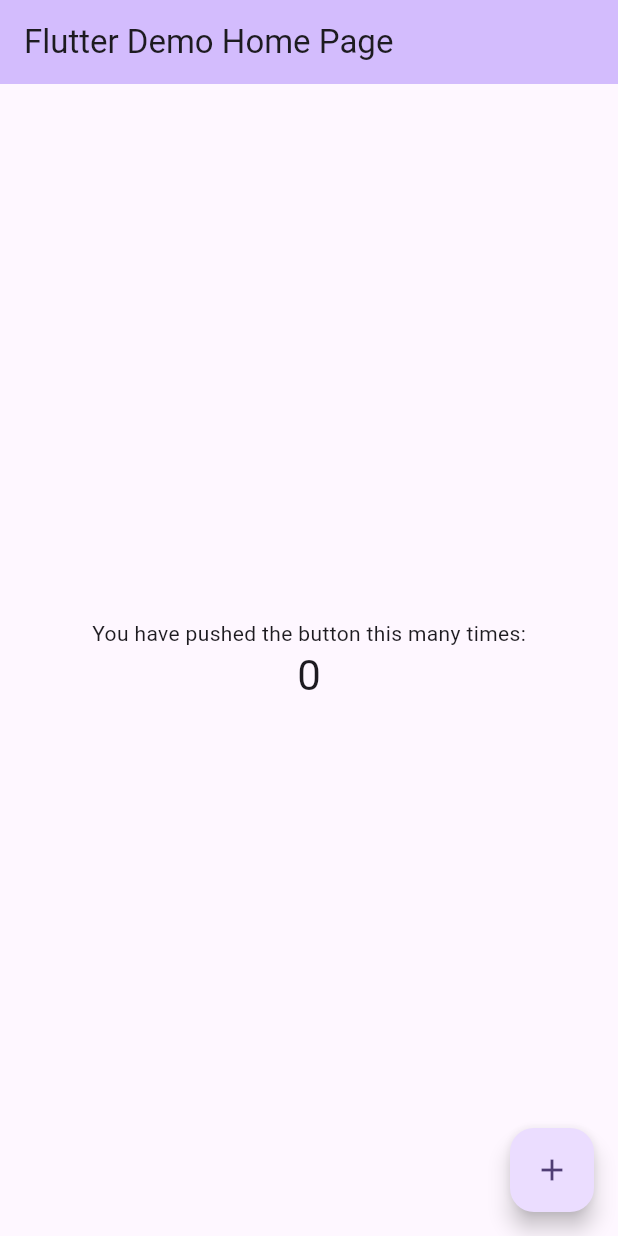
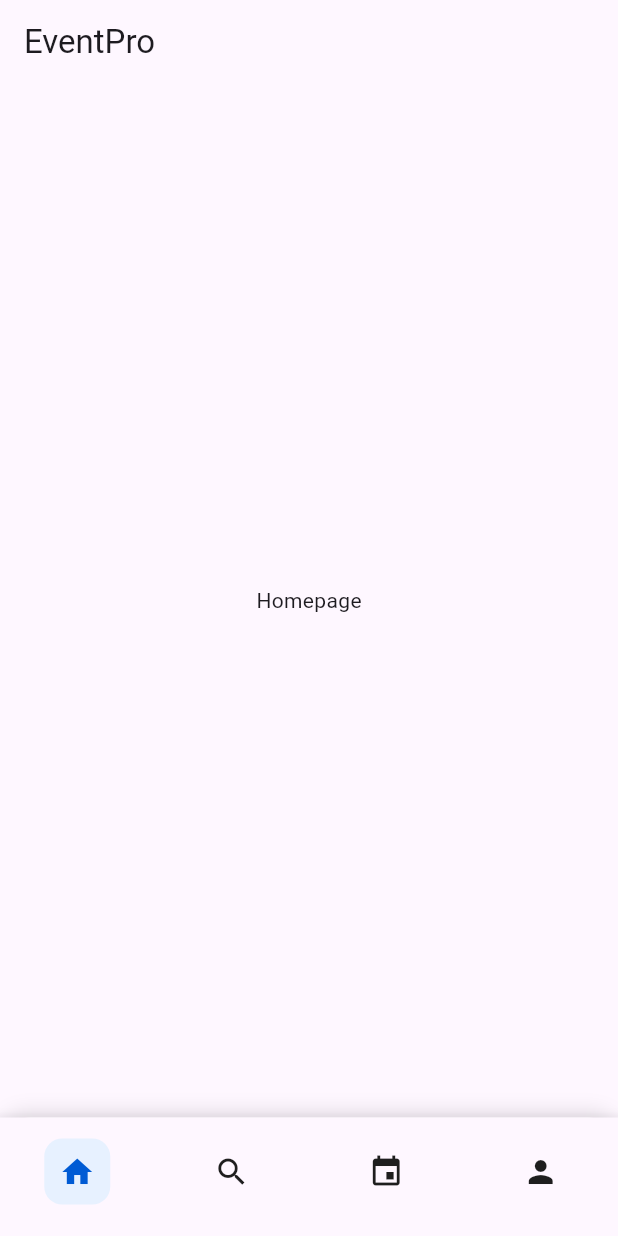
Before and after one commit to imMuriloNeres/eventpro-client, a Flutter app: the screen it shows after launch, on a phone screen of 412 x 824 dp. Run offline on Flutter 3.47's test engine with Material 3 defaults, Android fonts, the light colour scheme and no system bars; our stand-ins replace go_router.

Commit message:
Rotas com go_router/ShellRouter BottomNavigationBar

```diff
--- /dev/null
+++ b/lib/core/routes/router.dart
@@ -0,0 +1,39 @@
+import 'package:eventpro_app/screens/events_screen.dart';
+import 'package:eventpro_app/screens/homepage_screen.dart';
+import 'package:eventpro_app/screens/profile_screen.dart';
+import 'package:eventpro_app/screens/search_screen.dart';
+import 'package:eventpro_app/widgets/main_scaffold.dart';
+import 'package:go_router/go_router.dart';
+
+final GoRouter router = GoRouter(
+  initialLocation: '/home',
+  routes: [
+    ShellRoute(
+      builder: (context, state, child) {
+        return MainScaffold(child: child);
+      },
+      routes: [
+        GoRoute(
+          path: '/home',
+          name: 'home',
+          builder: (context, state) => HomePage(),
+        ),
+        GoRoute(
+          path: '/search',
+          name: 'search',
+          builder: (context, state) => SearchScreen(),
+        ),
+        GoRoute(
+          path: '/events',
+          name: 'events',
+          builder: (context, state) => EventScreen(),
+        ),
+        GoRoute(
+          path: '/profile',
+          name: 'profile',
+          builder: (context, state) => ProfileScreen(),
+        ),
+      ],
+    ),
+  ],
+);
--- a/lib/main.dart
+++ b/lib/main.dart
@@ -1,3 +1,4 @@
+import 'package:eventpro_app/core/routes/router.dart';
 import 'package:flutter/material.dart';
 
 void main() {
@@ -7,116 +8,11 @@ void main() {
 class MyApp extends StatelessWidget {
   const MyApp({super.key});
 
-  // This widget is the root of your application.
   @override
   Widget build(BuildContext context) {
-    return MaterialApp(
-      title: 'Flutter Demo',
-      theme: ThemeData(
-        // This is the theme of your application.
-        //
-        // TRY THIS: Try running your application with "flutter run". You'll see
-        // the application has a purple toolbar. Then, without quitting the app,
-        // try changing the seedColor in the colorScheme below to Colors.green
-        // and then invoke "hot reload" (save your changes or press the "hot
-        // reload" button in a Flutter-supported IDE, or press "r" if you used
-        // the command line to start the app).
-        //
-        // Notice that the counter didn't reset back to zero; the application
-        // state is not lost during the reload. To reset the state, use hot
-        // restart instead.
-        //
-        // This works for code too, not just values: Most code changes can be
-        // tested with just a hot reload.
-        colorScheme: ColorScheme.fromSeed(seedColor: Colors.deepPurple),
-      ),
-      home: const MyHomePage(title: 'Flutter Demo Home Page'),
+    return MaterialApp.router(
+      routerConfig: router,
+      debugShowCheckedModeBanner: false,
     );
   }
 }
-
-class MyHomePage extends StatefulWidget {
-  const MyHomePage({super.key, required this.title});
-
-  // This widget is the home page of your application. It is stateful, meaning
-  // that it has a State object (defined below) that contains fields that affect
-  // how it looks.
-
-  // This class is the configuration for the state. It holds the values (in this
-  // case the title) provided by the parent (in this case the App widget) and
-  // used by the build method of the State. Fields in a Widget subclass are
-  // always marked "final".
-
-  final String title;
-
-  @override
-  State<MyHomePage> createState() => _MyHomePageState();
-}
-
-class _MyHomePageState extends State<MyHomePage> {
-  int _counter = 0;
-
-  void _incrementCounter() {
-    setState(() {
-      // This call to setState tells the Flutter framework that something has
-      // changed in this State, which causes it to rerun the build method below
-      // so that the display can reflect the updated values. If we changed
-      // _counter without calling setState(), then the build method would not be
-      // called again, and so nothing would appear to happen.
-      _counter++;
-    });
-  }
-
-  @override
-  Widget build(BuildContext context) {
-    // This method is rerun every time setState is called, for instance as done
-    // by the _incrementCounter method above.
-    //
-    // The Flutter framework has been optimized to make rerunning build methods
-    // fast, so that you can just rebuild anything that needs updating rather
-    // than having to individually change instances of widgets.
-    return Scaffold(
-      appBar: AppBar(
-        // TRY THIS: Try changing the color here to a specific color (to
-        // Colors.amber, perhaps?) and trigger a hot reload to see the AppBar
-        // change color while the other colors stay the same.
-        backgroundColor: Theme.of(context).colorScheme.inversePrimary,
-        // Here we take the value from the MyHomePage object that was created by
-        // the App.build method, and use it to set our appbar title.
-        title: Text(widget.title),
-      ),
-      body: Center(
-        // Center is a layout widget. It takes a single child and positions it
-        // in the middle of the parent.
-        child: Column(
-          // Column is also a layout widget. It takes a list of children and
-          // arranges them vertically. By default, it sizes itself to fit its
-          // children horizontally, and tries to be as tall as its parent.
-          //
-          // Column has various properties to control how it sizes itself and
-          // how it positions its children. Here we use mainAxisAlignment to
-          // center the children vertically; the main axis here is the vertical
-          // axis because Columns are vertical (the cross axis would be
-          // horizontal).
-          //
-          // TRY THIS: Invoke "debug painting" (choose the "Toggle Debug Paint"
-          // action in the IDE, or press "p" in the console), to see the
-          // wireframe for each widget.
-          mainAxisAlignment: MainAxisAlignment.center,
-          children: <Widget>[
-            const Text('You have pushed the button this many times:'),
-            Text(
-              '$_counter',
-              style: Theme.of(context).textTheme.headlineMedium,
-            ),
-          ],
-        ),
-      ),
-      floatingActionButton: FloatingActionButton(
-        onPressed: _incrementCounter,
-        tooltip: 'Increment',
-        child: const Icon(Icons.add),
-      ), // This trailing comma makes auto-formatting nicer for build methods.
-    );
-  }
-}
--- /dev/null
+++ b/lib/screens/homepage_screen.dart
@@ -0,0 +1,17 @@
+import 'package:flutter/material.dart';
+
+class HomePage extends StatelessWidget {
+  const HomePage({super.key});
+
+  @override
+  Widget build(BuildContext context) {
+    return Scaffold(
+      appBar: AppBar(
+        title: const Text("EventPro"),
+      ),
+      body: SafeArea(child: Center(
+        child: const Text("Homepage"),
+      )),
+    );
+  }
+}
--- /dev/null
+++ b/lib/widgets/main_scaffold.dart
@@ -0,0 +1,98 @@
+import 'package:flutter/material.dart';
+import 'package:go_router/go_router.dart';
+
+class MainScaffold extends StatelessWidget {
+  final Widget child;
+
+  const MainScaffold({super.key, required this.child});
+
+  @override
+  Widget build(BuildContext context) {
+    final location = GoRouter.of(context).routerDelegate.currentConfiguration.uri.toString();
+    final currentIndex = _getIndexFromLocation(location);
+
+    return Scaffold(
+      body: child,
+      bottomNavigationBar: Theme(
+        data: Theme.of(context).copyWith(
+          splashFactory: NoSplash.splashFactory,
+          highlightColor: Colors.transparent,
+          splashColor: Colors.transparent,
+          hoverColor: Colors.transparent,
+          focusColor: Colors.transparent,
+        ),
+        child: Container(
+          decoration: BoxDecoration(
+            color: Colors.white,
+            borderRadius: const BorderRadius.only(
+              topLeft: Radius.circular(20),
+              topRight: Radius.circular(20),
+            ),
+            boxShadow: [
+              BoxShadow(
+                color: Colors.black.withValues(alpha: 0.1),
+                spreadRadius: 2,
+                blurRadius: 10,
+                offset: Offset(0, -2),
+              ),
+            ],
+          ),
+          child: BottomNavigationBar(
+            type: BottomNavigationBarType.fixed,
+            currentIndex: currentIndex,
+            onTap: (index) {
+              switch (index) {
+                case 0:
+                  context.go('/home');
+                  break;
+                case 1:
+                  context.go('/search');
+                  break;
+                case 2:
+                  context.go('/events');
+                  break;
+                case 3:
+                  context.go('/profile');
+                  break;
+              }
+            },
+            showSelectedLabels: false,
+            showUnselectedLabels: false,
+            items: [
+              _buildItem(icon: Icons.home, isSelected: currentIndex == 0),
+              _buildItem(icon: Icons.search, isSelected: currentIndex == 1),
+              _buildItem(icon: Icons.event, isSelected: currentIndex == 2),
+              _buildItem(icon: Icons.person, isSelected: currentIndex == 3),
+            ],
+          ),
+        ),
+      ),
+    );
+  }
+
+  int _getIndexFromLocation(String location) {
+    if (location.startsWith('/search')) return 1;
+    if (location.startsWith('/events')) return 2;
+    if (location.startsWith('/profile')) return 3;
+    return 0;
+  }
+
+  BottomNavigationBarItem _buildItem({required IconData icon, required bool isSelected}) {
+    return BottomNavigationBarItem(
+      icon: Container(
+        padding: const EdgeInsets.all(10),
+        decoration: isSelected
+            ? BoxDecoration(
+                color: const Color(0xFFE7F1FF),
+                borderRadius: BorderRadius.circular(12),
+              )
+            : null,
+        child: Icon(
+          icon,
+          color: isSelected ? const Color(0xFF005BD4) : const Color(0xFF1E1E1E),
+        ),
+      ),
+      label: '',
+    );
+  }
+}
--- a/pubspec.yaml
+++ b/pubspec.yaml
@@ -34,6 +34,7 @@ dependencies:
   # The following adds the Cupertino Icons font to your application.
   # Use with the CupertinoIcons class for iOS style icons.
   cupertino_icons: ^1.0.8
+  go_router: ^15.1.1
 
 dev_dependencies:
   flutter_test:
```
Also changed, not shown: lib/features/splash/splash_page.dart (added, +34 -0 lines), lib/screens/events_screen.dart (added, +17 -0 lines), lib/screens/profile_screen.dart (added, +17 -0 lines), lib/screens/search_screen.dart (added, +17 -0 lines), lib/features/splash/splash_controller.dart (added), pubspec.lock, 1 other file.
